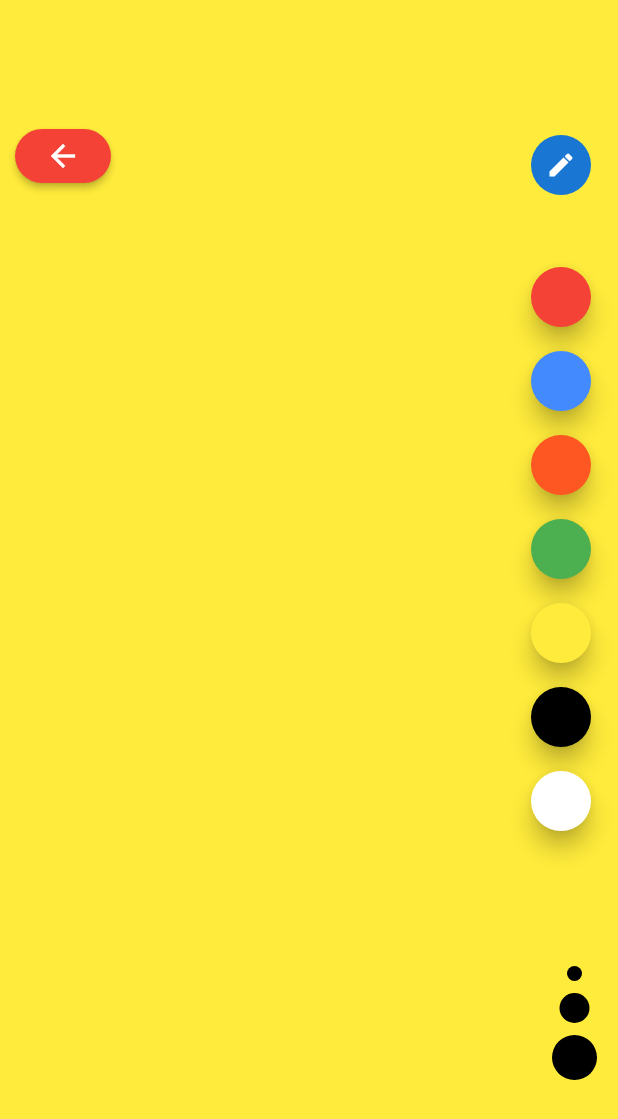
After one commit to riimuru/ForeverNoteV1, a Flutter app: the DrawingPage screen opened directly, after a tap on the "create" icon, on a phone screen of 412 x 824 dp. The commit adds this screen. Shown: the top 1119 px of the screen. Run offline on Flutter 3.47's test engine with Material 2 defaults, Android fonts, the phone set to English and light mode, and no system bars; our stand-ins replace anim_search_bar, flutter_svg, permission_handler, shared_preferences, sqflite; missing offline and left inert: flutter_downloader, flutter_inappwebview, flutter_tex; accounts and stored records are empty.

Commit message:
draw implemented

```diff
--- a/lib/main_router.dart
+++ b/lib/main_router.dart
@@ -37,7 +37,7 @@ class MainRouter extends StatelessWidget {
                         icon: const Icon(Icons.home, size: 30.0),
                         height: size.height * 0.07),
                     Tab(
-                        icon: const Icon(Icons.star, size: 30.0),
+                        icon: const Icon(Icons.blur_on, size: 30.0),
                         height: size.height * 0.07),
                     Tab(
                         icon: const Icon(Icons.settings, size: 30.0),
--- /dev/null
+++ b/lib/models/drawn_line.dart
@@ -0,0 +1,9 @@
+import 'package:flutter/material.dart';
+
+class DrawnLine {
+  final List<Offset> path;
+  final Color color;
+  final double width;
+
+  DrawnLine(this.path, this.color, this.width);
+}
--- a/lib/routes/home.dart
+++ b/lib/routes/home.dart
@@ -12,6 +12,8 @@ import '../widgets/expandable_button.dart';
 import '../../models/note.dart';
 import '../../models/directory.dart';
 import '../routes/sub/view_note.dart';
+import './sub/draw.dart';
+
 
 class Home extends StatefulWidget {
   @override
@@ -639,23 +641,34 @@ class _Home extends State<Home> {
         child: ExpandableFab(
           distance: 200.0,
           children: [
-            ActionButton(
-              onPressed: () {},
-              icon: const Icon(Icons.create),
+            FloatingActionButton(
+              backgroundColor: Colors.red,
+              heroTag: null,
+              onPressed: () => Navigator.push(
+                context,
+                MaterialPageRoute(
+                  builder: (context) => DrawingPage(),
+                )
+              ),
+              child: const Icon(Icons.create),
             ),
-            ActionButton(
+            FloatingActionButton(
+              backgroundColor: Colors.red,
+              heroTag: null,
               onPressed: () => Navigator.push(
                   context,
                   MaterialPageRoute(
                       builder: (context) => Note(database: database, type: 'note'))),
-              icon: const Icon(Icons.note_add),
+              child: const Icon(Icons.note_add),
             ),
-            ActionButton(
+            FloatingActionButton(
+              backgroundColor: Colors.red,
+              heroTag: null,
               onPressed: () => Navigator.push(
                   context,
                   MaterialPageRoute(
                       builder: (context) => Note(database: database, type: 'latex'))),
-              icon: const Icon(Icons.calculate),
+              child: const Icon(Icons.calculate),
             ),
           ],
         ),
--- /dev/null
+++ b/lib/routes/sub/draw.dart
@@ -0,0 +1,259 @@
+import 'dart:async';
+import 'dart:typed_data';
+import 'dart:ui' as ui;
+
+import 'package:flutter/material.dart';
+import 'package:flutter/rendering.dart';
+import 'package:flutter/services.dart';
+import '../../utils/sketcher.dart';
+import '../../models/drawn_line.dart';
+
+class DrawingPage extends StatefulWidget {
+  @override
+  _DrawingPageState createState() => _DrawingPageState();
+}
+
+class _DrawingPageState extends State<DrawingPage> {
+  GlobalKey _globalKey = new GlobalKey();
+  List<DrawnLine> lines = <DrawnLine>[];
+  DrawnLine? line;
+  Color selectedColor = Colors.black;
+  double selectedWidth = 5.0;
+
+  StreamController<List<DrawnLine>> linesStreamController = StreamController<List<DrawnLine>>.broadcast();
+  StreamController<DrawnLine> currentLineStreamController = StreamController<DrawnLine>.broadcast();
+
+  Future<void> save() async {
+    // try {
+    //   RenderRepaintBoundary boundary = _globalKey.currentContext!.findRenderObject() as RenderRepaintBoundary;
+    //   ui.Image image = await boundary.toImage();
+    //   ByteData? byteData = await image.toByteData(format: ui.ImageByteFormat.png);
+    //   Uint8List pngBytes = byteData!.buffer.asUint8List();
+    //   var saved = await ImageGallerySaver.saveImage(
+    //     pngBytes,
+    //     quality: 100,
+    //     name: DateTime.now().toIso8601String() + ".png",
+    //     isReturnImagePathOfIOS: true,
+    //   );
+    //   print(saved);
+    // } catch (e) {
+    //   print(e);
+    // }
+  }
+
+  Future<void> clear() async {
+    setState(() {
+      lines = [];
+      line = null;
+    });
+  }
+
+  @override
+  Widget build(BuildContext context) {
+    return Scaffold(
+      backgroundColor: Colors.yellow,
+      body: Stack(
+        children: [
+          buildAllPaths(context),
+          buildCurrentPath(context),
+          buildStrokeToolbar(),
+          buildColorToolbar(),
+          backButton(context)
+        ],
+      ),
+    );
+  }
+
+  Widget backButton(BuildContext context) {
+    return Positioned(
+      top: 80,
+      left: 10,
+      child: ElevatedButton(
+      child: const Icon(Icons.arrow_back),
+      onPressed: () => Navigator.pop(context),
+      style: ButtonStyle(
+        backgroundColor: MaterialStateProperty.all<Color>(
+          Colors.red
+        ),
+        shape: MaterialStateProperty.all<RoundedRectangleBorder>(
+          RoundedRectangleBorder(
+            borderRadius: BorderRadius.circular(18.0),
+          )
+        )
+      )
+      )
+    );
+  }
+
+  Widget buildCurrentPath(BuildContext context) {
+    return GestureDetector(
+      onPanStart: onPanStart,
+      onPanUpdate: onPanUpdate,
+      onPanEnd: onPanEnd,
+      child: RepaintBoundary(
+        child: Container(
+          width: MediaQuery.of(context).size.width,
+          height: MediaQuery.of(context).size.height,
+          padding: EdgeInsets.all(4.0),
+          color: Colors.transparent,
+          alignment: Alignment.topLeft,
+          child: StreamBuilder<DrawnLine>(
+            stream: currentLineStreamController.stream,
+            builder: (context, snapshot) {
+              return CustomPaint(
+                painter: Sketcher(
+                  lines: [line],
+                ),
+              );
+            },
+          ),
+        ),
+      ),
+    );
+  }
+
+  Widget buildAllPaths(BuildContext context) {
+    return RepaintBoundary(
+      key: _globalKey,
+      child: Container(
+        width: MediaQuery.of(context).size.width,
+        height: MediaQuery.of(context).size.height,
+        color: Colors.transparent,
+        padding: EdgeInsets.all(4.0),
+        alignment: Alignment.topLeft,
+        child: StreamBuilder<List<DrawnLine>>(
+          stream: linesStreamController.stream,
+          builder: (context, snapshot) {
+            return CustomPaint(
+              painter: Sketcher(
+                lines: lines,
+              ),
+            );
+          },
+        ),
+      ),
+    );
+  }
+
+  void onPanStart(DragStartDetails details) {
+    RenderBox box = context.findRenderObject() as RenderBox;
+    Offset point = box.globalToLocal(details.globalPosition);
+    line = DrawnLine([point], selectedColor, selectedWidth);
+  }
+
+  void onPanUpdate(DragUpdateDetails details) {
+    RenderBox box = context.findRenderObject() as RenderBox;
+    Offset point = box.globalToLocal(details.globalPosition);
+
+    List<Offset> path = List.from(line!.path)..add(point);
+    line = DrawnLine(path, selectedColor, selectedWidth);
+    currentLineStreamController.add(line as DrawnLine);
+  }
+
+  void onPanEnd(DragEndDetails details) {
+    lines = List.from(lines)..add(line as DrawnLine);
+
+    linesStreamController.add(lines);
+  }
+
+  Widget buildStrokeToolbar() {
+    return Positioned(
+      bottom: 100.0,
+      right: 10.0,
+      child: Column(
+        crossAxisAlignment: CrossAxisAlignment.center,
+        mainAxisAlignment: MainAxisAlignment.start,
+        children: [
+          buildStrokeButton(5.0),
+          buildStrokeButton(10.0),
+          buildStrokeButton(15.0),
+        ],
+      ),
+    );
+  }
+
+  Widget buildStrokeButton(double strokeWidth) {
+    return GestureDetector(
+      onTap: () {
+        setState(() {
+          selectedWidth = strokeWidth;
+        });
+      },
+      child: Padding(
+        padding: const EdgeInsets.all(4.0),
+        child: Container(
+          width: strokeWidth * 2,
+          height: strokeWidth * 2,
+          decoration: BoxDecoration(color: selectedColor, borderRadius: BorderRadius.circular(50.0)),
+        ),
+      ),
+    );
+  }
+
+  Widget buildColorToolbar() {
+    return Positioned(
+      top: 90.0,
+      right: 10.0,
+      child: Column(
+        crossAxisAlignment: CrossAxisAlignment.center,
+        mainAxisAlignment: MainAxisAlignment.start,
+        children: [
+          buildClearButton(),
+          Divider(
+            height: 40.0,
+          ),
+          buildColorButton(Colors.red),
+          buildColorButton(Colors.blueAccent),
+          buildColorButton(Colors.deepOrange),
+          buildColorButton(Colors.green),
+          buildColorButton(Colors.yellow),
+          buildColorButton(Colors.black),
+          buildColorButton(Colors.white),
+        ],
+      ),
+    );
+  }
+
+  Widget buildColorButton(Color color) {
+    return Padding(
+      padding: const EdgeInsets.all(4.0),
+      child: FloatingActionButton(
+        heroTag: null,
+        mini: true,
+        backgroundColor: color,
+        child: Container(),
+        onPressed: () {
+          setState(() {
+            selectedColor = color;
+          });
+        },
+      ),
+    );
+  }
+
+  Widget buildSaveButton() {
+    return GestureDetector(
+      onTap: save,
+      child: const CircleAvatar(
+        child: Icon(
+          Icons.save,
+          size: 20.0,
+          color: Colors.white,
+        ),
+      ),
+    );
+  }
+
+  Widget buildClearButton() {
+    return GestureDetector(
+      onTap: clear,
+      child: const CircleAvatar(
+        child: Icon(
+          Icons.create,
+          size: 20.0,
+          color: Colors.white,
+        ),
+      ),
+    );
+  }
+}
--- a/lib/routes/sub/note.dart
+++ b/lib/routes/sub/note.dart
@@ -42,6 +42,7 @@ class Note extends StatelessWidget {
                   title = value;
                 },
                 decoration: const InputDecoration(
+                  fillColor: Colors.yellow,
                   hintText: 'Title',
                   contentPadding:
                       EdgeInsets.symmetric(vertical: 10.0, horizontal: 20.0),
@@ -78,6 +79,7 @@ class Note extends StatelessWidget {
                     content = value;
                   },
                   decoration: const InputDecoration(
+                    fillColor: Colors.yellow,
                     hintText: 'Note Content',
                     contentPadding:
                         EdgeInsets.symmetric(vertical: 20.0, horizontal: 20.0),
--- /dev/null
+++ b/lib/utils/sketcher.dart
@@ -0,0 +1,32 @@
+import '../models/drawn_line.dart';
+import 'package:flutter/material.dart';
+
+class Sketcher extends CustomPainter {
+  final List<DrawnLine?> lines;
+
+  Sketcher({required this.lines});
+
+  @override
+  void paint(Canvas canvas, Size size) {
+    Paint paint = Paint()
+      ..color = Colors.redAccent
+      ..strokeCap = StrokeCap.round
+      ..strokeWidth = 5.0;
+
+    for (int i = 0; i < lines.length; ++i) {
+      if (lines[i] == null) continue;
+      for (int j = 0; j < lines[i]!.path.length - 1; ++j) {
+        if (lines[i]!.path[j] != null && lines[i]!.path[j + 1] != null) {
+          paint.color = lines[i]!.color;
+          paint.strokeWidth = lines[i]!.width;
+          canvas.drawLine(lines[i]!.path[j], lines[i]!.path[j + 1], paint);
+        }
+      }
+    }
+  }
+
+  @override
+  bool shouldRepaint(Sketcher oldDelegate) {
+    return true;
+  }
+}
```
Also changed, not shown: pubspec.yaml (+10 -25 lines), 2 other files.
